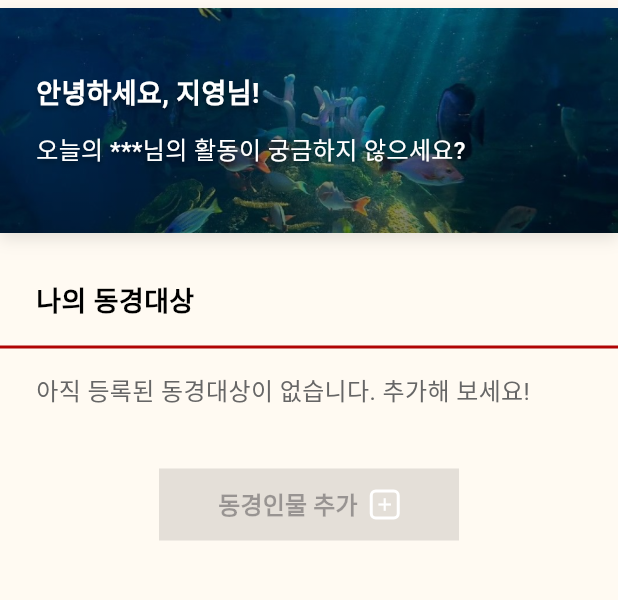
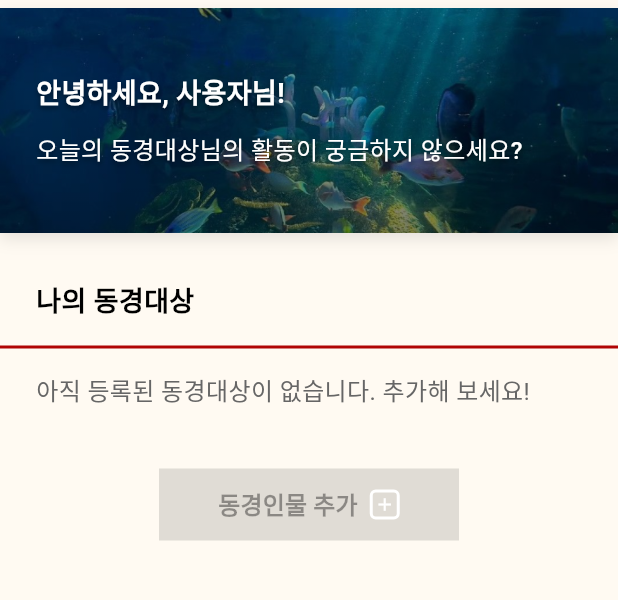
Before and after one commit to hjy080530/tokyo_diary, a Flutter app: the MainScreen screen opened directly with empty values, on a phone screen of 412 x 824 dp, the part 136-736 px from its top. Run offline on Flutter 3.47's test engine with Material 3 defaults, Android fonts, the phone set to English and light mode, and no system bars; our stand-ins replace flutter_dotenv, flutter_local_notifications, flutter_markdown, flutter_native_timezone, shared_preferences, timezone; missing offline and left inert: mongo_dart; accounts and stored records are empty; Roboto replaces fonts that are missing (NotoSansKR).

```diff
--- a/lib/screens/main_screen.dart
+++ b/lib/screens/main_screen.dart
@@ -24,14 +24,22 @@ class MainScreen extends StatefulWidget {
 class _MainScreenState extends State<MainScreen> {
   late Future<List<Map<String, dynamic>>> _adoredFuture;
   ObjectId? _userId;
+  late final String _userLabel;
+  String? _firstPersonName;
 
   @override
   void initState() {
     super.initState();
+    final name = widget.user['name']?.toString();
+    final email = widget.user['email']?.toString();
+    _userLabel = (name != null && name.isNotEmpty)
+        ? name
+        : (email != null && email.isNotEmpty ? email : '사용자');
     final userId = widget.user['_id'];
     if (userId is ObjectId) {
       _userId = userId;
       _adoredFuture = mongoService.fetchAdoredPersonsByUserId(userId);
+      _attachFirstPersonName(_adoredFuture);
     } else {
       _adoredFuture = Future.value(const []);
     }
@@ -42,6 +50,19 @@ class _MainScreenState extends State<MainScreen> {
     if (userId == null) return;
     setState(() {
       _adoredFuture = mongoService.fetchAdoredPersonsByUserId(userId);
+    });
+    _attachFirstPersonName(_adoredFuture);
+  }
+
+  void _attachFirstPersonName(Future<List<Map<String, dynamic>>> future) {
+    future.then((persons) {
+      if (!mounted) return;
+      final first = persons.isNotEmpty ? persons.first['name']?.toString() : null;
+      setState(() {
+        _firstPersonName = first != null && first.isNotEmpty ? first : null;
+      });
+    }).catchError((_) {
+      // ignore fetch errors here; handled in UI
     });
   }
 
@@ -118,7 +139,10 @@ class _MainScreenState extends State<MainScreen> {
             ),
 
             // 인사말 배너
-            const _GreetingBanner(),
+            _GreetingBanner(
+              userLabel: _userLabel,
+              highlightName: _firstPersonName,
+            ),
 
             const SizedBox(height: 32),
 
@@ -228,7 +252,13 @@ class _MainScreenState extends State<MainScreen> {
 }
 
 class _GreetingBanner extends StatefulWidget {
-  const _GreetingBanner();
+  final String userLabel;
+  final String? highlightName;
+
+  const _GreetingBanner({
+    required this.userLabel,
+    this.highlightName,
+  });
 
   @override
   State<_GreetingBanner> createState() => _GreetingBannerState();
@@ -272,7 +302,7 @@ class _GreetingBannerState extends State<_GreetingBanner> {
           color: const Color(0xFF2C3E50),
           boxShadow: [
             BoxShadow(
-              color: Colors.black.withOpacity(0.1),
+              color: Colors.black.withValues(alpha: 0.1),
               blurRadius: 8,
               offset: const Offset(0, 4),
             ),
@@ -299,8 +329,8 @@ class _GreetingBannerState extends State<_GreetingBanner> {
                     begin: Alignment.topCenter,
                     end: Alignment.bottomCenter,
                     colors: [
-                      Colors.black.withOpacity(0.3),
-                      Colors.black.withOpacity(0.5),
+                      Colors.black.withValues(alpha: 0.3),
+                      Colors.black.withValues(alpha: 0.5),
                     ],
                   ),
                 ),
@@ -312,14 +342,14 @@ class _GreetingBannerState extends State<_GreetingBanner> {
                   mainAxisAlignment: MainAxisAlignment.center,
                   children: [
                     Text(
-                      '안녕하세요, 지영님!',
+                      '안녕하세요, ${widget.userLabel}님!',
                       style: TextStyle(
                         fontSize: AppFonts.bodyLarge,
                         fontWeight: AppFonts.bold,
                         color: Colors.white,
                         shadows: [
                           Shadow(
-                            color: Colors.black.withOpacity(0.5),
+                            color: Colors.black.withValues(alpha: 0.5),
                             offset: const Offset(0, 2),
                             blurRadius: 4,
                           ),
@@ -328,14 +358,14 @@ class _GreetingBannerState extends State<_GreetingBanner> {
                     ),
                     const SizedBox(height: 12),
                     Text(
-                      '오늘의 ***님의 활동이 궁금하지 않으세요?',
+                      '오늘의 ${widget.highlightName ?? '동경대상'}님의 활동이 궁금하지 않으세요?',
                       style: TextStyle(
                         fontSize: AppFonts.bodyMedium,
                         fontWeight: AppFonts.medium,
                         color: Colors.white,
                         shadows: [
                           Shadow(
-                            color: Colors.black.withOpacity(0.5),
+                            color: Colors.black.withValues(alpha: 0.5),
                             offset: const Offset(0, 2),
                             blurRadius: 4,
                           ),
@@ -369,7 +399,7 @@ class _AddPersonButton extends StatelessWidget {
           backgroundColor: AppColors.primary,
           foregroundColor: Colors.white,
           elevation: 3,
-          shadowColor: AppColors.primary.withOpacity(0.3),
+          shadowColor: AppColors.primary.withValues(alpha: 0.3),
           shape: RoundedRectangleBorder(
           ),
         ),
--- a/pubspec.yaml
+++ b/pubspec.yaml
@@ -39,6 +39,7 @@ dependencies:
   flutter_native_timezone: ^2.0.0
   http: ^1.2.1
   url_launcher: ^6.3.0
+  flutter_markdown: ^0.7.3+1
 
 
   # The following adds the Cupertino Icons font to your application.
```
Also changed, not shown: lib/main.dart (+23 -1 lines), lib/screens/person_detail_screen.dart (+50 -10 lines), pubspec.lock.
